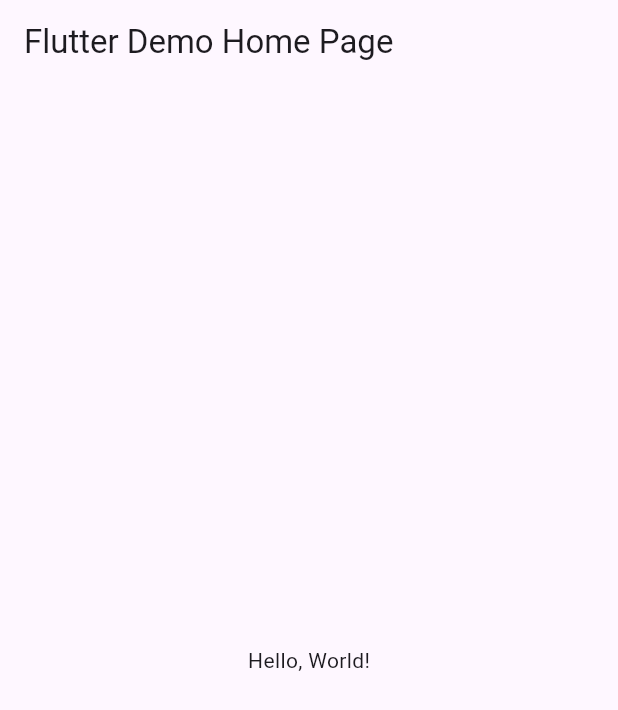
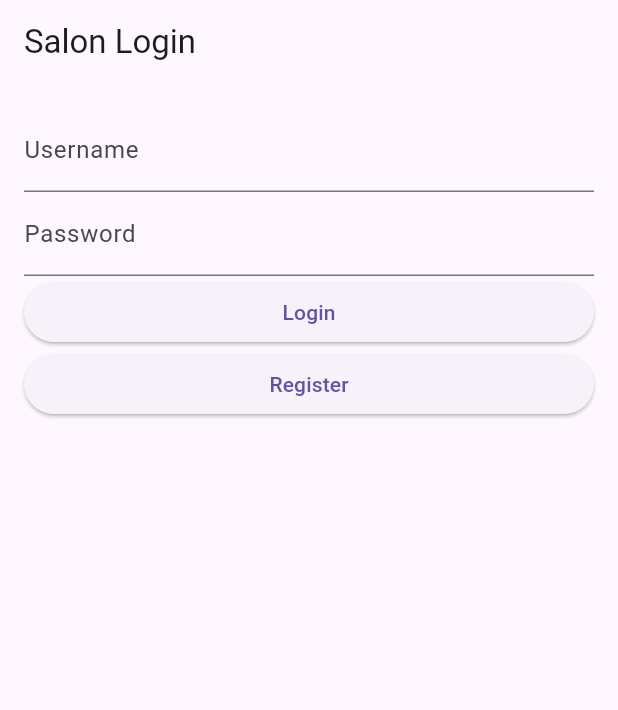
Before and after one commit to benSmith1981/SalonFlutterApp, a Flutter app: the screen it shows after launch, on a phone screen of 412 x 824 dp. Shown: the top 710 px of the screen. Run offline on Flutter 3.47's test engine with Material 3 defaults, Android fonts, the light colour scheme and no system bars.

Commit message:
added lots of new code for login and register

```diff
--- a/lib/main.dart
+++ b/lib/main.dart
@@ -1,40 +1,91 @@
 import 'package:flutter/material.dart';
+import 'register_screen.dart'; // Import the RegisterScreen widget
 
 void main() => runApp(MyApp());
 
 class MyApp extends StatelessWidget {
-  const MyApp({super.key});
-  // This widget is the root of your application.
   @override
   Widget build(BuildContext context) {
     return MaterialApp(
-      // Application name
-      title: 'Flutter Hello World',
-      // Application theme data, you can set the colors for the application as
-      // you want
+      title: 'Adaptive App',
       theme: ThemeData(
         primarySwatch: Colors.blue,
       ),
-      // A widget which will be started on application startup
-      home: MyHomePage(title: 'Flutter Demo Home Page'),
+      home: MyHomePage(title: 'Salon Login'),
+      routes: {
+        '/register': (context) =>
+            RegisterScreen(), // Define a named route for the RegisterScreen
+      },
     );
   }
 }
 
-class MyHomePage extends StatelessWidget {
+class MyHomePage extends StatefulWidget {
   final String title;
-  const MyHomePage({super.key, required this.title});
+  const MyHomePage({Key? key, this.title = 'Default Title'}) : super(key: key);
+
+  @override
+  _MyHomePageState createState() => _MyHomePageState();
+}
+
+class _MyHomePageState extends State<MyHomePage> {
+  final TextEditingController _usernameController = TextEditingController();
+  final TextEditingController _passwordController = TextEditingController();
+
+  @override
+  void dispose() {
+    // Dispose of the controllers when the widget is removed from the widget tree
+    _usernameController.dispose();
+    _passwordController.dispose();
+    super.dispose();
+  }
+
+  void _login() {
+    // Implement your login logic here
+    print(
+        'Login with: ${_usernameController.text}, ${_passwordController.text}');
+  }
+
+  void _register() {
+    // Implement your register logic here
+    Navigator.of(context)
+        .pushNamed('/register'); // Navigate to the RegisterScreen
+  }
 
   @override
   Widget build(BuildContext context) {
     return Scaffold(
       appBar: AppBar(
-        // The title text which will be shown on the action bar
-        title: Text(title),
+        title: Text(widget.title),
       ),
-      body: Center(
-        child: Text(
-          'Hello, World!',
+      body: Padding(
+        padding: const EdgeInsets.all(16.0),
+        child: Column(
+          mainAxisAlignment: MainAxisAlignment.start,
+          crossAxisAlignment: CrossAxisAlignment.stretch,
+          children: <Widget>[
+            TextField(
+              controller: _usernameController,
+              decoration: InputDecoration(
+                labelText: 'Username',
+              ),
+            ),
+            TextField(
+              controller: _passwordController,
+              decoration: InputDecoration(
+                labelText: 'Password',
+              ),
+              obscureText: true,
+            ),
+            ElevatedButton(
+              onPressed: _login,
+              child: Text('Login'),
+            ),
+            ElevatedButton(
+              onPressed: _register,
+              child: Text('Register'),
+            ),
+          ],
         ),
       ),
     );
--- a/pubspec.yaml
+++ b/pubspec.yaml
@@ -9,6 +9,7 @@ environment:
 dependencies:
   flutter:
     sdk: flutter
+  http: ^0.13.5
 
 dev_dependencies:
   flutter_test:
@@ -17,8 +18,8 @@ dev_dependencies:
 
 flutter:
   uses-material-design: true
-  # assets:
-  #  - images/a_dot_burr.jpeg
+  assets:
+    - images/
   #  - images/a_dot_ham.jpeg
   # fonts:
   #   - family: Schyler
```
Also changed, not shown: lib/StatefulandStatelessWidgetsWithMaterialAndCupertino.dart (added, +149 -0 lines), lib/mainLesson1.dart (added, +72 -0 lines), lib/register_screen.dart (added, +115 -0 lines), lib/statelesswidgetexample.dart (added, +42 -0 lines), images/IMG_2484.jpg (added).
